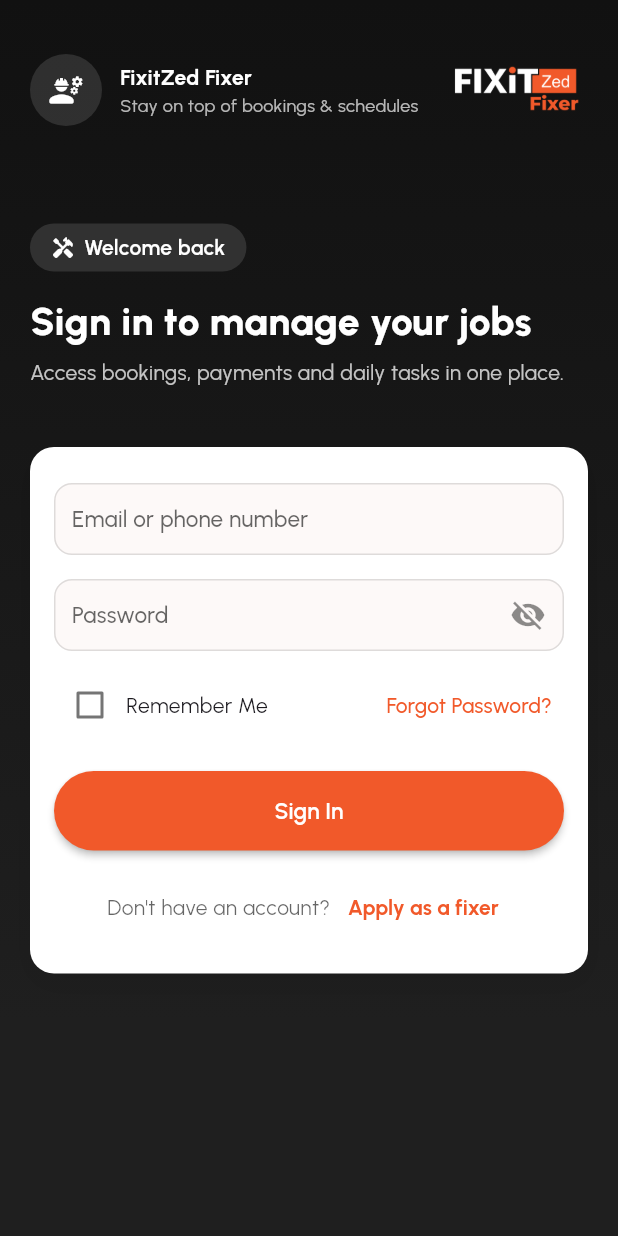
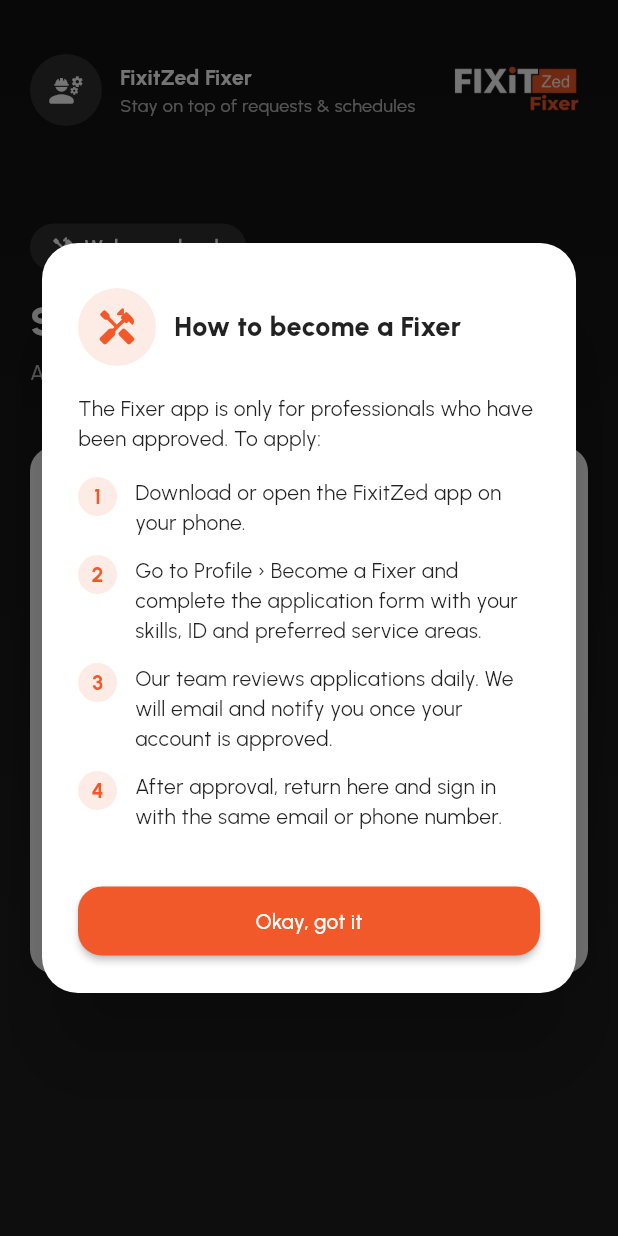
Before and after one commit to cosammalaika/Fixitzed-Fixer-App, a Flutter app: the SignInScreen screen opened by its route, after a tap on "Apply as a fixer", on a phone screen of 412 x 824 dp. Run offline on Flutter 3.47's test engine with Material 3 defaults, Android fonts, the phone set to English and light mode, and no system bars; our stand-ins replace file_picker, flutter_local_notifications, flutter_riverpod, google_fonts, image_picker, shared_preferences; accounts and stored records are empty.

Commit message:
prod version changes

```diff
--- a/lib/screens/sign_in_screen.dart
+++ b/lib/screens/sign_in_screen.dart
@@ -278,7 +278,7 @@
                                       ),
                                     ),
                                     Text(
-                                      'Stay on top of bookings & schedules',
+                                      'Stay on top of requests & schedules',
                                       style: GoogleFonts.urbanist(
                                         color: Colors.white.withOpacity(0.7),
                                         fontSize: 12,
@@ -334,7 +334,7 @@
                             ),
                             const SizedBox(height: 6),
                             Text(
-                              'Access bookings, payments and daily tasks in one place.',
+                              'Access requests, payments and daily tasks in one place.',
                               style: GoogleFonts.urbanist(
                                 color: Colors.white.withOpacity(0.75),
                               ),
@@ -661,9 +661,7 @@
                                         TextButton(
                                           onPressed: _loading
                                               ? null
-                                              : () => Navigator.of(
-                                                  context,
-                                                ).pushNamed('/becomeFixer'),
+                                              : _showBecomeFixerInfo,
                                           child: Text(
                                             'Apply as a fixer',
                                             style: GoogleFonts.urbanist(
@@ -705,4 +703,131 @@
       ),
     );
   }
+
+  Future<void> _showBecomeFixerInfo() async {
+    const brand = Color(0xFFF1592A);
+
+    await showDialog(
+      context: context,
+      barrierDismissible: true,
+      builder: (ctx) => Dialog(
+        insetPadding: const EdgeInsets.symmetric(horizontal: 28, vertical: 24),
+        shape: RoundedRectangleBorder(borderRadius: BorderRadius.circular(24)),
+        child: SingleChildScrollView(
+          padding: const EdgeInsets.fromLTRB(24, 30, 24, 24),
+          child: Column(
+            mainAxisSize: MainAxisSize.min,
+            crossAxisAlignment: CrossAxisAlignment.start,
+            children: [
+              Row(
+                children: [
+                  Container(
+                    padding: const EdgeInsets.all(12),
+                    decoration: BoxDecoration(
+                      color: brand.withOpacity(0.12),
+                      shape: BoxShape.circle,
+                    ),
+                    child: const Icon(
+                      Icons.handyman_rounded,
+                      color: brand,
+                      size: 28,
+                    ),
+                  ),
+                  const SizedBox(width: 12),
+                  Expanded(
+                    child: Text(
+                      'How to become a Fixer',
+                      style: GoogleFonts.urbanist(
+                        fontWeight: FontWeight.w800,
+                        fontSize: 18,
+                        color: Colors.black87,
+                      ),
+                    ),
+                  ),
+                ],
+              ),
+              const SizedBox(height: 18),
+              Text(
+                'The Fixer app is only for professionals who have been approved. To apply:',
+                style: GoogleFonts.urbanist(
+                  color: Colors.black87,
+                  height: 1.45,
+                ),
+              ),
+              const SizedBox(height: 16),
+              _buildStep(
+                number: 1,
+                text: 'Download or open the FixitZed app on your phone.',
+              ),
+              _buildStep(
+                number: 2,
+                text:
+                    'Go to Profile › Become a Fixer and complete the application form with your skills, ID and preferred service areas.',
+              ),
+              _buildStep(
+                number: 3,
+                text:
+                    'Our team reviews applications daily. We will email and notify you once your account is approved.',
+              ),
+              _buildStep(
+                number: 4,
+                text:
+                    'After approval, return here and sign in with the same email or phone number.',
+              ),
+              const SizedBox(height: 24),
+              SizedBox(
+                width: double.infinity,
+                child: ElevatedButton(
+                  onPressed: () => Navigator.of(ctx).pop(),
+                  style: ElevatedButton.styleFrom(
+                    backgroundColor: brand,
+                    foregroundColor: Colors.white,
+                    shape: RoundedRectangleBorder(
+                      borderRadius: BorderRadius.circular(16),
+                    ),
+                    padding: const EdgeInsets.symmetric(vertical: 13),
+                  ),
+                  child: const Text('Okay, got it'),
+                ),
+              ),
+            ],
+          ),
+        ),
+      ),
+    );
+  }
+
+  Widget _buildStep({required int number, required String text}) {
+    return Padding(
+      padding: const EdgeInsets.only(bottom: 12),
+      child: Row(
+        crossAxisAlignment: CrossAxisAlignment.start,
+        children: [
+          Container(
+            width: 26,
+            height: 26,
+            alignment: Alignment.center,
+            decoration: BoxDecoration(
+              color: const Color(0xFFF1592A).withOpacity(0.12),
+              borderRadius: BorderRadius.circular(999),
+            ),
+            child: Text(
+              '$number',
+              style: GoogleFonts.urbanist(
+                fontWeight: FontWeight.w700,
+                color: const Color(0xFFF1592A),
+              ),
+            ),
+          ),
+          const SizedBox(width: 12),
+          Expanded(
+            child: Text(
+              text,
+              style: GoogleFonts.urbanist(color: Colors.black87, height: 1.45),
+            ),
+          ),
+        ],
+      ),
+    );
+  }
 }
```
